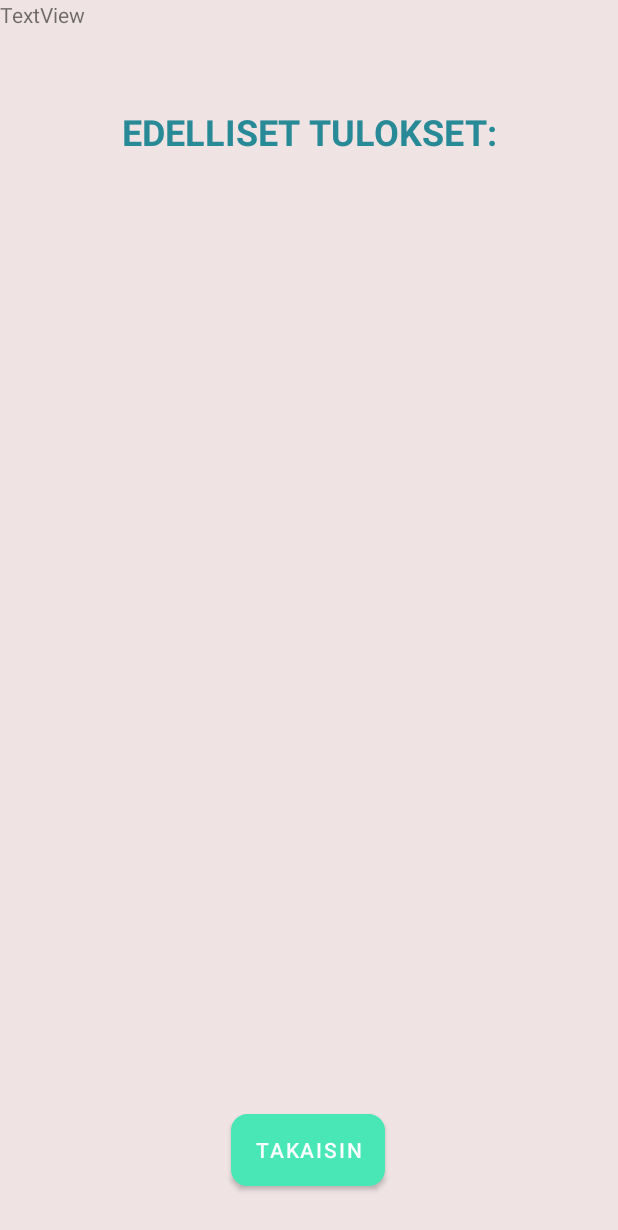
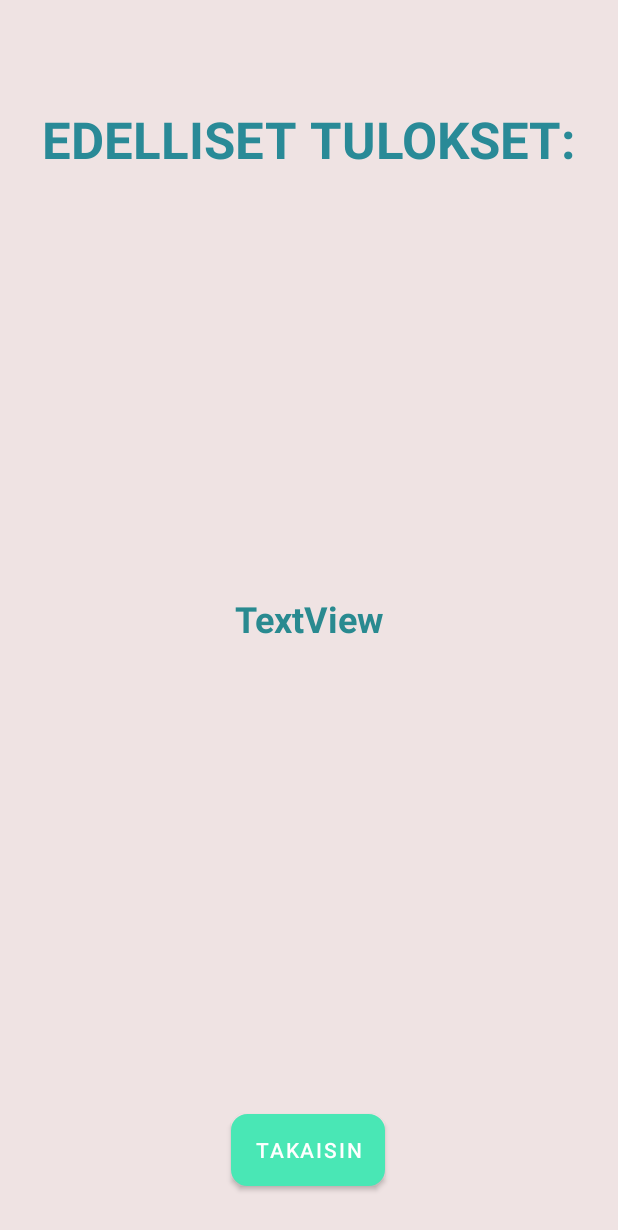
Before and after one commit to FitnessM8/MasterBranch, an Android app: the layout activity_previous_results.xml on its own in the app's theme, with its tools: preview values and no code run, on a phone screen of 412 x 824 dp. Shown: the top 1230 px of the screen. Run offline under Robolectric (Android 15) with nearby library versions, the phone set to English and light mode, and no system bars.

Commit message:
SharePreferences lisätty MainActivity.java sekä PreviousResults.java, jotta käyttäjä voisi nähdä myös edelliset tulokset. Korjattu myös activity_previous_results.xml layoutin ulkonäköä nätimmäksi. Lisätty muutama kommentti.

```diff
--- a/app/src/main/java/com/example/fitnessmate/Calculation.java
+++ b/app/src/main/java/com/example/fitnessmate/Calculation.java
@@ -8,6 +8,7 @@ import androidx.appcompat.app.AppCompatActivity;
 
 import java.util.ArrayList;
 import java.util.List;
+
 
 public class Calculation extends AppCompatActivity {
 
--- a/app/src/main/java/com/example/fitnessmate/SplashScreenActivity.java
+++ b/app/src/main/java/com/example/fitnessmate/SplashScreenActivity.java
@@ -6,6 +6,12 @@ import android.content.Intent;
 import android.os.Bundle;
 import android.os.Handler;
 import android.view.WindowManager;
+
+/*
+This is the so called "loading screen" when the app turns on.
+
+@author Matias Naakka
+ */
 
 public class SplashScreenActivity extends AppCompatActivity {
 
--- a/app/src/main/res/layout/activity_display_message.xml
+++ b/app/src/main/res/layout/activity_display_message.xml
@@ -7,6 +7,7 @@
     android:background="#ADE8D6D6"
     tools:context=".DisplayResultActivity">
 
+    // @author Arbër Zeqiri
     <TextView
         android:id="@+id/bmi_result"
         android:layout_width="wrap_content"
--- a/app/src/main/res/layout/activity_previous_results.xml
+++ b/app/src/main/res/layout/activity_previous_results.xml
@@ -14,7 +14,7 @@
         android:text="EDELLISET TULOKSET:"
         android:textAppearance="@style/TextAppearance.AppCompat.Large"
         android:textColor="#298A97"
-        android:textSize="24sp"
+        android:textSize="34sp"
         android:textStyle="bold"
         app:layout_constraintBottom_toBottomOf="parent"
         app:layout_constraintEnd_toEndOf="parent"
@@ -40,8 +40,15 @@
         android:id="@+id/oldResults"
         android:layout_width="189dp"
         android:layout_height="203dp"
+        android:gravity="center"
         android:text="TextView"
-        tools:layout_editor_absoluteX="111dp"
-        tools:layout_editor_absoluteY="239dp" />
+        android:textColor="#298A90"
+        android:textColorHighlight="@android:color/holo_green_dark"
+        android:textSize="24sp"
+        android:textStyle="bold"
+        app:layout_constraintBottom_toBottomOf="parent"
+        app:layout_constraintEnd_toEndOf="parent"
+        app:layout_constraintStart_toStartOf="parent"
+        app:layout_constraintTop_toTopOf="parent" />
 
 </androidx.constraintlayout.widget.ConstraintLayout>
```
Also changed, not shown: app/src/main/java/com/example/fitnessmate/DisplayResultActivity.java (+13 -3 lines), app/src/main/java/com/example/fitnessmate/MainActivity.java (+13 -0 lines), app/src/main/java/com/example/fitnessmate/PreviousResults.java (+15 -0 lines).
